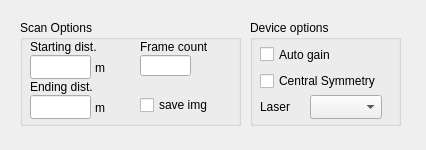
Qt form settings.ui (yilp7/img_proc_demo) before a commit.
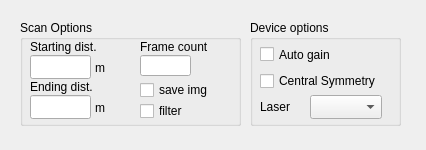
The same form after that commit.

```diff
--- a/settings.ui
+++ b/settings.ui
@@ -81,7 +81,7 @@
     <property name="geometry">
      <rect>
       <x>120</x>
-      <y>75</y>
+      <y>60</y>
       <width>95</width>
       <height>20</height>
      </rect>
@@ -142,6 +142,19 @@
      <string>m</string>
     </property>
    </widget>
+   <widget class="QCheckBox" name="FILTER_CHK">
+    <property name="geometry">
+     <rect>
+      <x>120</x>
+      <y>80</y>
+      <width>78</width>
+      <height>22</height>
+     </rect>
+    </property>
+    <property name="text">
+     <string>filter</string>
+    </property>
+   </widget>
   </widget>
   <widget class="QGroupBox" name="TCU_GRP">
    <property name="geometry">
```
